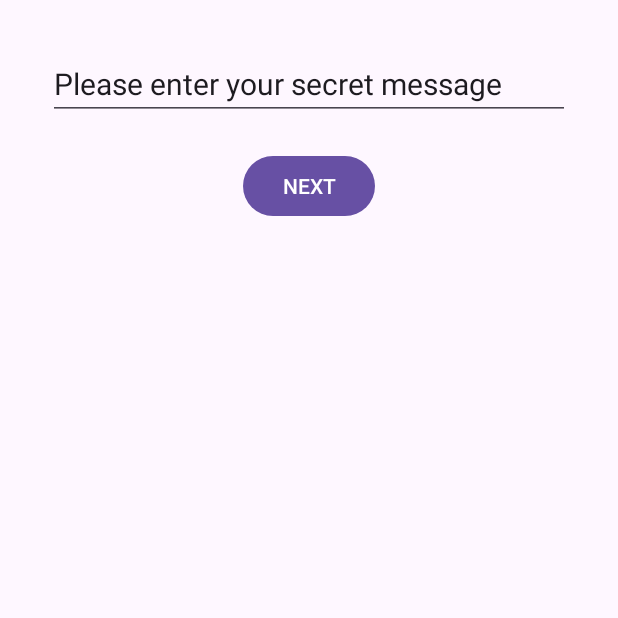
After one commit to liaisontw/ubhsinchu, an Android app: the fragment MessageFragment placed in its activity, on a phone screen of 412 x 824 dp, the top half of it. The commit adds this screen. Run offline under Robolectric (Android 15) with nearby library versions, the phone set to English and light mode, and no system bars.

Commit message:
Add new fragment and navigation xml

```diff
--- a/app/build.gradle
+++ b/app/build.gradle
@@ -33,6 +33,7 @@ android {
 }
 
 dependencies {
+    implementation "androidx.navigation:navigation-fragment-ktx:2.3.5"
 
     implementation 'androidx.core:core-ktx:1.8.0'
     implementation 'androidx.appcompat:appcompat:1.6.1'
--- /dev/null
+++ b/app/src/main/java/io/liaison/ubhsinchu2/MessageFragment.kt
@@ -0,0 +1,22 @@
+package io.liaison.ubhsinchu2
+
+import android.os.Bundle
+import androidx.fragment.app.Fragment
+import android.view.LayoutInflater
+import android.view.View
+import android.view.ViewGroup
+
+/**
+ * A simple [Fragment] subclass.
+ * Use the [MessageFragment.newInstance] factory method to
+ * create an instance of this fragment.
+ */
+class MessageFragment : Fragment() {
+    override fun onCreateView(
+        inflater: LayoutInflater, container: ViewGroup?,
+        savedInstanceState: Bundle?
+    ): View? {
+        // Inflate the layout for this fragment
+        return inflater.inflate(R.layout.fragment_message, container, false)
+    }
+}
--- a/app/src/main/res/layout/activity_main.xml
+++ b/app/src/main/res/layout/activity_main.xml
@@ -2,9 +2,12 @@
 <androidx.fragment.app.FragmentContainerView
     xmlns:android="http://schemas.android.com/apk/res/android"
     xmlns:tools="http://schemas.android.com/apk/tools"
+    xmlns:app="http://schemas.android.com/apk/res-auto"
     android:id="@+id/fragment_container_view"
     android:layout_width="match_parent"
     android:layout_height="match_parent"
     android:padding="16dp"
     android:name="io.liaison.ubhsinchu2.WelcomeFragment"
-    tools:context=".MainActivity" />
+    tools:context=".MainActivity"
+    app:defaultNavHost="true"
+    app:navGraph="@navigation/nav_graph" />
--- /dev/null
+++ b/app/src/main/res/layout/fragment_message.xml
@@ -0,0 +1,25 @@
+<?xml version="1.0" encoding="utf-8"?>
+<LinearLayout xmlns:android="http://schemas.android.com/apk/res/android"
+    xmlns:tools="http://schemas.android.com/tools"
+    android:layout_width="match_parent"
+    android:layout_height="match_parent"
+    android:padding="16dp"
+    android:orientation="vertical"
+    android:gravity="center_horizontal"
+    tools:context=".WelcomeFragment">
+
+    <EditText
+        android:id="@+id/message"
+        android:layout_width="match_parent"
+        android:layout_height="wrap_content"
+        android:textSize="20sp"
+        android:text="@string/message_hint" />
+
+    <Button
+        android:id="@+id/next"
+        android:layout_width="wrap_content"
+        android:layout_height="wrap_content"
+        android:layout_marginTop="20dp"
+        android:text="@string/next" />
+
+</LinearLayout>
--- a/app/src/main/res/layout/fragment_welcome.xml
+++ b/app/src/main/res/layout/fragment_welcome.xml
@@ -1,5 +1,6 @@
 <?xml version="1.0" encoding="utf-8"?>
 <LinearLayout xmlns:android="http://schemas.android.com/apk/res/android"
+    xmlns:app="http://schemas.android.com/apk/res-auto"
     xmlns:tools="http://schemas.android.com/tools"
     android:layout_width="match_parent"
     android:layout_height="match_parent"
--- /dev/null
+++ b/app/src/main/res/navigation/nav_graph.xml
@@ -0,0 +1,21 @@
+<?xml version="1.0" encoding="utf-8"?>
+<navigation xmlns:android="http://schemas.android.com/apk/res/android"
+    xmlns:app="http://schemas.android.com/apk/res-auto"
+    xmlns:tools="http://schemas.android.com/tools"
+    android:id="@+id/nav_graph"
+    app:startDestination="@id/welcomeFragment">
+
+    <fragment
+        android:id="@+id/welcomeFragment"
+        android:name="io.liaison.ubhsinchu2.WelcomeFragment"
+        android:label="fragment_welcome"
+        tools:layout="@layout/fragment_welcome" >
+        <action
+            android:id="@+id/action_welcomeFragment_to_messageFragment"
+            app:destination="@id/messageFragment" />
+    </fragment>
+    <fragment
+        android:id="@+id/messageFragment"
+        android:name="io.liaison.ubhsinchu2.MessageFragment"
+        android:label="MessageFragment" />
+</navigation>
--- a/app/src/main/res/values/strings.xml
+++ b/app/src/main/res/values/strings.xml
@@ -4,4 +4,6 @@
     <string name="hello_blank_fragment">Hello blank fragment</string>
     <string name="ub_nearby">鄰近租借站</string>
     <string name="ub_map">租借站地圖</string>
+    <string name="message_hint">Please enter your secret message</string>
+    <string name="next">NEXT</string>
 </resources>
```
Also changed, not shown: build.gradle (line endings or trailing spaces).
